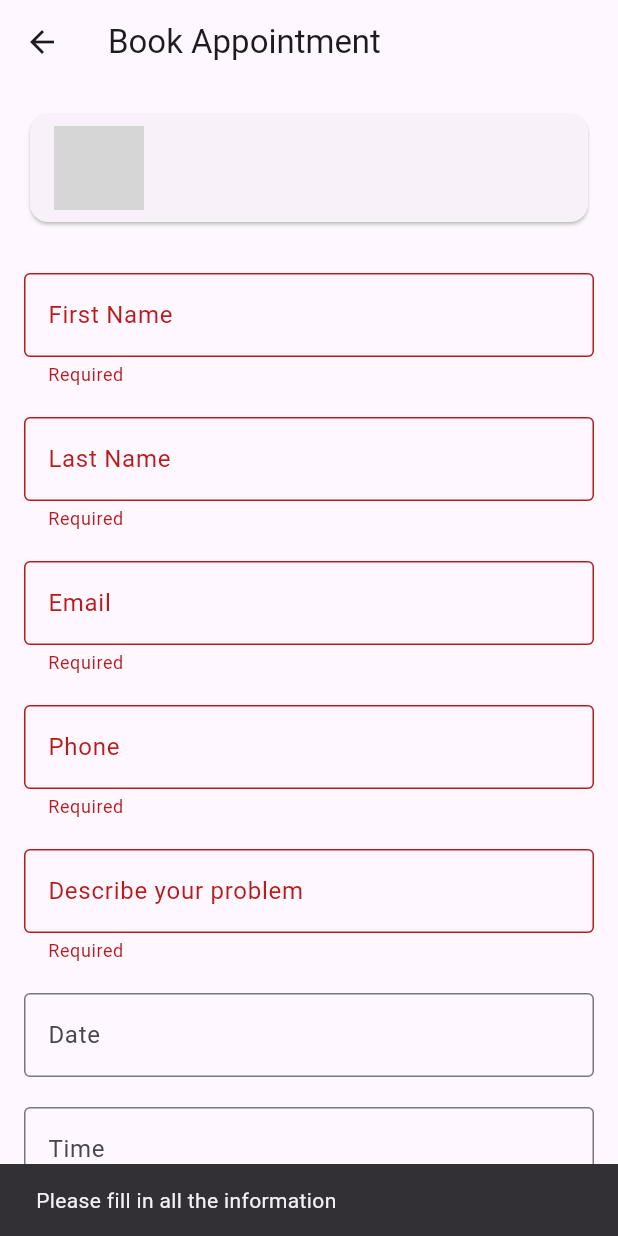
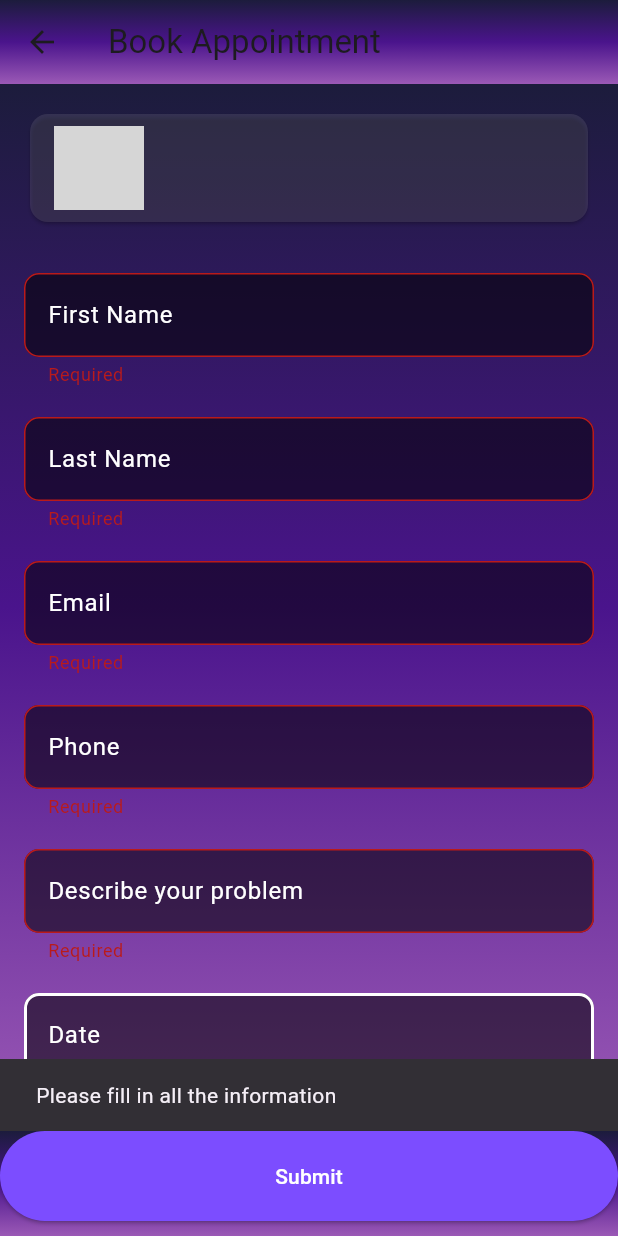
Before and after one commit to LOO31/TEST_MAE_NIGHTHAVEN, a Flutter app: the BookAppointmentPage screen opened directly with empty values, after a tap on "Submit", on a phone screen of 412 x 824 dp. Run offline on Flutter 3.47's test engine with Material 3 defaults, Android fonts, the phone set to English and light mode, and no system bars; our stand-ins replace audioplayers, cloud_firestore, firebase_auth, firebase_core, fluttertoast, google_fonts and 2 more; missing offline and left inert: bcrypt; accounts and stored records are empty; grey boxes are pictures that could not be loaded.

Commit message:
update book appointment.dart
done

```diff
--- a/lib/user/book_appointment.dart
+++ b/lib/user/book_appointment.dart
@@ -57,6 +57,112 @@ class _BookAppointmentPageState extends State<BookAppointmentPage> {
     }
   }
 
+  Future<String> _getCustomUid() async {
+    User? user = FirebaseAuth.instance.currentUser;
+    if (user == null) throw Exception("User not logged in");
+
+    try {
+      QuerySnapshot query = await FirebaseFirestore.instance
+          .collection("users")
+          .where("auth_uid", isEqualTo: user.uid)
+          .limit(1)
+          .get();
+
+      if (query.docs.isNotEmpty) {
+        return query.docs.first.id; // Get customUserId (u1, u2, etc.)
+      } else {
+        throw Exception("Custom ID not found for user.");
+      }
+    } catch (e) {
+      throw Exception("Error fetching custom UID: $e");
+    }
+  }
+
+  Future<void> _submitAppointment() async {
+    if (!_formKey.currentState!.validate()) {
+      ScaffoldMessenger.of(context).showSnackBar(
+        const SnackBar(content: Text("Please fill in all the information")),
+      );
+      return;
+    }
+
+    if (selectedDate == null) {
+      ScaffoldMessenger.of(context).showSnackBar(
+        const SnackBar(content: Text("Please select a date")),
+      );
+      return;
+    }
+
+    if (selectedTime == null) {
+      ScaffoldMessenger.of(context).showSnackBar(
+        const SnackBar(content: Text("Please select a time")),
+      );
+      return;
+    }
+
+    try {
+      User? currentUser = FirebaseAuth.instance.currentUser;
+      if (currentUser == null) {
+        ScaffoldMessenger.of(context).showSnackBar(
+          const SnackBar(content: Text("User not logged in!")),
+        );
+        return;
+      }
+
+      // 获取用户的 Custom UID（例如 u1, u2）
+      String customUid = await _getCustomUid();
+
+      // 格式化日期和时间
+      String formattedDate = DateFormat('yyyy-MM-dd').format(selectedDate!);
+      String formattedTime =
+          "${selectedTime!.hour}:${selectedTime!.minute.toString().padLeft(2, '0')}";
+
+      // 生成唯一的预约 ID
+      String appointmentId = "${formattedDate}_$formattedTime";
+
+      // Firestore 预约文档路径
+      DocumentReference appointmentRef = FirebaseFirestore.instance
+          .collection("appointments")
+          .doc(customUid) // 用户 ID（确保 Firestore 允许此路径）
+          .collection("user_appointments")
+          .doc(appointmentId);
+
+      // 检查是否已有相同的预约
+      var snapshot = await appointmentRef.get();
+      if (snapshot.exists) {
+        ScaffoldMessenger.of(context).showSnackBar(
+          const SnackBar(content: Text("This time is not available")),
+        );
+        return;
+      }
+
+      // 存储预约信息到 Firestore
+      await appointmentRef.set({
+        "userId": customUid, // 使用 u1, u2 等
+        "authUid": currentUser.uid, // Firebase Auth UID
+        "doctorId": widget.doctor.id, // 医生 ID
+        "date": formattedDate, // 日期
+        "time": formattedTime, // 时间
+        "firstName": _firstNameController.text.trim(),
+        "lastName": _lastNameController.text.trim(),
+        "email": _emailController.text.trim(),
+        "phone": _phoneController.text.trim(),
+        "problem": _problemController.text.trim(),
+        "timestamp": FieldValue.serverTimestamp(),
+      });
+
+      print("Appointment saved successfully!");
+
+      // 成功后弹出对话框
+      _showDialog("Appointment booked successfully");
+    } catch (e) {
+      print("Error booking appointment: ${e.toString()}");
+      ScaffoldMessenger.of(context).showSnackBar(
+        SnackBar(content: Text("Error: ${e.toString()}")),
+      );
+    }
+  }
+
   void _showDialog(String message) {
     showDialog(
       context: context,
@@ -83,195 +189,134 @@ class _BookAppointmentPageState extends State<BookAppointmentPage> {
     );
   }
 
-  // Future<void> _submitAppointment() async {
-  //   if (!_formKey.currentState!.validate()) {
-  //     ScaffoldMessenger.of(context).showSnackBar(
-  //       SnackBar(content: Text("pls fill in all the information")),
-  //     );
-  //     return;
-  //   }
-  //   if (selectedDate == null) {
-  //     ScaffoldMessenger.of(context).showSnackBar(
-  //       SnackBar(content: Text("pls select date")),
-  //     );
-  //     return;
-  //   }
-  //   if (selectedTime == null) {
-  //     ScaffoldMessenger.of(context).showSnackBar(
-  //       SnackBar(content: Text("pls select time")),
-  //     );
-  //     return;
-  //   }
+  // @override
+  // Widget build(BuildContext context) {
+  //   return Scaffold(
+  //     appBar: AppBar(
+  //       title: Text("Book Appointment"),
+  //       flexibleSpace: Container(
+  //         decoration: BoxDecoration(
+  //           gradient: LinearGradient(
+  //             colors: [Color(0xFF1C1C3C), Color(0xFF4A148C), Color(0xFF9B59B6)],
+  //             begin: Alignment.topCenter,
+  //             end: Alignment.bottomCenter,
+  //           ),
+  //         ),
+  //       ),
+  //     ),
+  //     body: Container(
+  //       decoration: BoxDecoration(
+  //         gradient: LinearGradient(
+  //           colors: [Color(0xFF1C1C3C), Color(0xFF4A148C), Color(0xFF9B59B6)],
+  //           begin: Alignment.topCenter,
+  //           end: Alignment.bottomCenter,
+  //         ),
+  //       ),
+  //       child: SingleChildScrollView(
+  //         padding: EdgeInsets.all(16.0),
+  //         child: Column(
+  //           crossAxisAlignment: CrossAxisAlignment.start,
+  //           children: [
+  //             Card(
+  //               color: Colors.white.withOpacity(0.1), // Slight transparency
+  //               child: ListTile(
+  //                 leading: CircleAvatar(
+  //                   radius: 30,
+  //                   backgroundImage: widget.doctor.image.isNotEmpty
+  //                       ? NetworkImage(widget.doctor.image)
+  //                       : AssetImage("assets/images/default.jpg")
+  //                           as ImageProvider,
+  //                 ),
+  //                 title: Text(
+  //                   widget.doctor.name,
+  //                   style: TextStyle(color: Colors.white), // White text
+  //                 ),
+  //                 subtitle: Text(
+  //                   widget.doctor.email,
+  //                   style: TextStyle(color: Colors.white70), // Light white text
+  //                 ),
+  //               ),
+  //             ),
+  //             SizedBox(height: 20),
+  //             Form(
+  //               key: _formKey,
+  //               child: Column(
+  //                 children: [
+  //                   _buildTextField(_firstNameController, "First Name"),
+  //                   _buildTextField(_lastNameController, "Last Name"),
+  //                   _buildTextField(_emailController, "Email"),
+  //                   _buildTextField(_phoneController, "Phone"),
+  //                   _buildTextField(
+  //                       _problemController, "Describe your problem"),
+  //                   _buildDateField(),
+  //                   _buildTimeField(),
+  //                   SizedBox(height: 24),
+  //                 ],
+  //               ),
+  //             ),
+  //           ],
+  //         ),
+  //       ),
+  //     ),
 
-  //   String userId = FirebaseAuth.instance.currentUser!.uid;
-  //   String formattedTime = selectedTime!.format(context);
-  //   String appointmentId = "${_dateController.text}_$formattedTime";
-
-  //   DocumentReference appointmentRef = FirebaseFirestore.instance
-  //       .collection("appointments")
-  //       .doc(userId) // 用户ID作为document
-  //       .collection("user_appointments") // 预约集合
-  //       .doc(appointmentId); // 预约ID
-
-  //   // 查询该用户是否已在该时间预约了其他医生
-  //   var snapshot = await appointmentRef.get();
-  //   if (snapshot.exists) {
-  //     ScaffoldMessenger.of(context).showSnackBar(
-  //       SnackBar(content: Text("this time is not available")),
-  //     );
-  //     return;
-  //   }
-
-  //   // 预约存储
-  //   await appointmentRef.set({
-  //     "userId": userId,
-  //     "doctorId": widget.doctor.id,
-  //     "date": _dateController.text,
-  //     "time": formattedTime,
-  //     "firstName": _firstNameController.text,
-  //     "lastName": _lastNameController.text,
-  //     "email": _emailController.text,
-  //     "phone": _phoneController.text,
-  //     "problem": _problemController.text,
-  //   });
-
-  //   print(
-  //       "Appointment saved under: appointments/$userId/user_appointments/$appointmentId");
-
-  //   _showDialog("Appointment booked successfully");
+  //     /// bottomNavigationBar
+  //     bottomNavigationBar: Container(
+  //       padding: EdgeInsets.all(16),
+  //       decoration: BoxDecoration(
+  //         gradient: LinearGradient(
+  //           colors: [Color(0xFF1C1C3C), Color(0xFF4A148C), Color(0xFF9B59B6)],
+  //           begin: Alignment.topCenter,
+  //           end: Alignment.bottomCenter,
+  //         ),
+  //       ),
+  //       child: ElevatedButton(
+  //         onPressed: _submitAppointment,
+  //         style: ElevatedButton.styleFrom(
+  //           backgroundColor: Colors.deepPurpleAccent, // 'submit'button color
+  //           foregroundColor: Colors.white, // text color
+  //           minimumSize: Size(double.infinity, 50),
+  //         ),
+  //         child: Text("Submit"),
+  //       ),
+  //     ),
+  //   );
   // }
-
-  Future<void> _submitAppointment() async {
-    if (!_formKey.currentState!.validate()) {
-      ScaffoldMessenger.of(context).showSnackBar(
-        SnackBar(content: Text("Please fill in all the information")),
-      );
-      return;
-    }
-    if (selectedDate == null || selectedTime == null) {
-      ScaffoldMessenger.of(context).showSnackBar(
-        SnackBar(content: Text("Please select both date and time")),
-      );
-      return;
-    }
-
-    User? currentUser = _auth.currentUser;
-    if (currentUser == null) {
-      ScaffoldMessenger.of(context).showSnackBar(
-        SnackBar(content: Text("User not logged in!")),
-      );
-      return;
-    }
-
-    String userId = currentUser.uid;
-
-    String formattedDate = DateFormat('yyyy-MM-dd').format(selectedDate!);
-    String formattedTime =
-        "${selectedTime!.hour}:${selectedTime!.minute.toString().padLeft(2, '0')}";
-
-    Map<String, dynamic> appointmentData = {
-      "userId": userId,
-      "doctorId": widget.doctor.id,
-      "firstName": _firstNameController.text.trim(),
-      "lastName": _lastNameController.text.trim(),
-      "email": _emailController.text.trim(),
-      "phone": _phoneController.text.trim(),
-      "problem": _problemController.text.trim(),
-      "date": formattedDate,
-      "time": formattedTime,
-      "timestamp": FieldValue.serverTimestamp(),
-    };
-
-    try {
-      await _firestore
-          .collection("users")
-          .doc(userId)
-          .collection("appointments")
-          .doc("$formattedDate-$formattedTime")
-          .set(appointmentData);
-
-      print("Appointment saved successfully: $appointmentData");
-
-      _showDialog("Appointment booked successfully");
-    } catch (e) {
-      print("Error saving appointment: $e");
-      ScaffoldMessenger.of(context).showSnackBar(
-        SnackBar(content: Text("Failed to save appointment!")),
-      );
-    }
-  }
-
-  // Future<void> _submitAppointment() async {
-  //   if (!_formKey.currentState!.validate()) {
-  //     ScaffoldMessenger.of(context).showSnackBar(
-  //       SnackBar(content: Text("Please fill in all the information")),
-  //     );
-  //     return;
-  //   }
-  //   if (selectedDate == null) {
-  //     ScaffoldMessenger.of(context).showSnackBar(
-  //       SnackBar(content: Text("Please select a date")),
-  //     );
-  //     return;
-  //   }
-  //   if (selectedTime == null) {
-  //     ScaffoldMessenger.of(context).showSnackBar(
-  //       SnackBar(content: Text("Please select a time")),
-  //     );
-  //     return;
-  //   }
-
-  //   String userId = FirebaseAuth.instance.currentUser!.uid;
-  //   String formattedTime = "${selectedTime!.hour}:${selectedTime!.minute}";
-  //   String appointmentId =
-  //       "${_dateController.text}_$formattedTime"; // Unique appointment ID
-
-  //   // Correct Firestore DocumentReference
-  //   DocumentReference appointmentRef = FirebaseFirestore.instance
-  //       .collection("appointments") // Top-level collection
-  //       .doc(userId) // User document
-  //       .collection("appointments") // Subcollection for appointments
-  //       .doc(appointmentId); // Appointment document
-
-  //   // Check if the appointment already exists
-  //   var snapshot = await appointmentRef.get();
-  //   if (snapshot.exists) {
-  //     ScaffoldMessenger.of(context).showSnackBar(
-  //       SnackBar(content: Text("This time is not available")),
-  //     );
-  //     return;
-  //   }
-
-  //   // Save the appointment to Firestore
-  //   await appointmentRef.set({
-  //     "userId": userId,
-  //     "doctorId": widget.doctor.id,
-  //     "date": _dateController.text,
-  //     "time": formattedTime,
-  //     "firstName": _firstNameController.text,
-  //     "lastName": _lastNameController.text,
-  //     "email": _emailController.text,
-  //     "phone": _phoneController.text,
-  //     "problem": _problemController.text,
-  //   }).then((_) {
-  //     _showDialog("Appointment booked successfully");
-  //   }).catchError((error) {
-  //     ScaffoldMessenger.of(context).showSnackBar(
-  //       SnackBar(content: Text("Failed to book appointment: $error")),
-  //     );
-  //   });
-  // }
-
   @override
   Widget build(BuildContext context) {
     return Scaffold(
-      appBar: AppBar(title: Text("Book Appointment")),
-      body: SingleChildScrollView(
+      backgroundColor: Color(0xFF1C1C3C), // 统一背景色，避免白色区域
+      appBar: AppBar(
+        title: Text("Book Appointment"),
+        flexibleSpace: Container(
+          decoration: BoxDecoration(
+            gradient: LinearGradient(
+              colors: [Color(0xFF1C1C3C), Color(0xFF4A148C), Color(0xFF9B59B6)],
+              begin: Alignment.topCenter,
+              end: Alignment.bottomCenter,
+            ),
+          ),
+        ),
+      ),
+      body: Container(
+        decoration: BoxDecoration(
+          gradient: LinearGradient(
+            colors: [Color(0xFF1C1C3C), Color(0xFF4A148C), Color(0xFF9B59B6)],
+            begin: Alignment.topCenter,
+            end: Alignment.bottomCenter,
+          ),
+        ),
+        child: Column(
+          children: [
+            Expanded(
+              // 让 Column 自动填充剩余空间
+              child: SingleChildScrollView(
                 padding: EdgeInsets.all(16.0),
                 child: Column(
                   crossAxisAlignment: CrossAxisAlignment.start,
                   children: [
                     Card(
+                      color:
+                          Colors.white.withOpacity(0.1), // Slight transparency
                       child: ListTile(
                         leading: CircleAvatar(
                           radius: 30,
@@ -280,8 +325,15 @@ class _BookAppointmentPageState extends State<BookAppointmentPage> {
                               : AssetImage("assets/images/default.jpg")
                                   as ImageProvider,
                         ),
-                title: Text(widget.doctor.name),
-                subtitle: Text(widget.doctor.email),
+                        title: Text(
+                          widget.doctor.name,
+                          style: TextStyle(color: Colors.white), // White text
+                        ),
+                        subtitle: Text(
+                          widget.doctor.email,
+                          style: TextStyle(
+                              color: Colors.white70), // Light white text
+                        ),
                       ),
                     ),
                     SizedBox(height: 20),
@@ -293,21 +345,46 @@ class _BookAppointmentPageState extends State<BookAppointmentPage> {
                           _buildTextField(_lastNameController, "Last Name"),
                           _buildTextField(_emailController, "Email"),
                           _buildTextField(_phoneController, "Phone"),
-                  _buildTextField(_problemController, "Describe your problem"),
+                          _buildTextField(
+                              _problemController, "Describe your problem"),
                           _buildDateField(),
                           _buildTimeField(),
                           SizedBox(height: 24),
-                  ElevatedButton(
+                        ],
+                      ),
+                    ),
+                  ],
+                ),
+              ),
+            ),
+          ],
+        ),
+      ),
+
+      /// bottomNavigationBar
+      bottomNavigationBar: Container(
+        height: 70, // 确保 Container 占满底部
+        decoration: BoxDecoration(
+          gradient: LinearGradient(
+            colors: [Color(0xFF1C1C3C), Color(0xFF4A148C), Color(0xFF9B59B6)],
+            begin: Alignment.topCenter,
+            end: Alignment.bottomCenter,
+          ),
+        ),
+        child: SafeArea(
+          // 让按钮不会因为底部导航栏被挤压
+          child: Padding(
+            padding: EdgeInsets.only(bottom: 10), // 适当调整底部间距
+            child: ElevatedButton(
               onPressed: _submitAppointment,
               style: ElevatedButton.styleFrom(
+                backgroundColor: Colors.deepPurpleAccent, // 'Submit' 按钮颜色
+                foregroundColor: Colors.white, // 文字颜色
                 minimumSize: Size(double.infinity, 50),
               ),
               child: Text("Submit"),
             ),
-                ],
           ),
-            ),
-          ],
         ),
       ),
     );
@@ -318,9 +395,28 @@ class _BookAppointmentPageState extends State<BookAppointmentPage> {
       padding: const EdgeInsets.symmetric(vertical: 10),
       child: TextFormField(
         controller: controller,
+        style: TextStyle(color: Colors.white), // White text
         decoration: InputDecoration(
           labelText: label,
-          border: OutlineInputBorder(),
+          labelStyle: TextStyle(color: Colors.white), // White label text
+          filled: true,
+          fillColor: Colors.black54, // **Dark semi-transparent background**
+          border: OutlineInputBorder(
+            borderRadius: BorderRadius.circular(10),
+            borderSide:
+                BorderSide(color: Colors.white, width: 2), // **White border**
+          ),
+          enabledBorder: OutlineInputBorder(
+            borderRadius: BorderRadius.circular(10),
+            borderSide:
+                BorderSide(color: Colors.white, width: 2), // **White border**
+          ),
+          focusedBorder: OutlineInputBorder(
+            borderRadius: BorderRadius.circular(10),
+            borderSide: BorderSide(
+                color: Colors.white,
+                width: 2.5), // **Thicker white border when focused**
+          ),
         ),
         validator: (value) => value!.isEmpty ? "Required" : null,
       ),
@@ -332,27 +428,58 @@ class _BookAppointmentPageState extends State<BookAppointmentPage> {
       padding: const EdgeInsets.symmetric(vertical: 10),
       child: TextFormField(
         controller: _dateController,
+        style: TextStyle(color: Colors.white),
         decoration: InputDecoration(
           labelText: "Date",
-          border: OutlineInputBorder(),
+          labelStyle: TextStyle(color: Colors.white),
+          filled: true,
+          fillColor: Colors.black54,
+          border: OutlineInputBorder(
+            borderRadius: BorderRadius.circular(10),
+            borderSide: BorderSide(color: Colors.white, width: 2),
+          ),
+          enabledBorder: OutlineInputBorder(
+            borderRadius: BorderRadius.circular(10),
+            borderSide: BorderSide(color: Colors.white, width: 2),
+          ),
+          focusedBorder: OutlineInputBorder(
+            borderRadius: BorderRadius.circular(10),
+            borderSide: BorderSide(color: Colors.white, width: 2.5),
+          ),
         ),
         readOnly: true,
-        onTap: _selectDate,
+        onTap: () {}, // Replace with _selectDate
       ),
     );
   }
 
+  /// **Time Selection Field**
   Widget _buildTimeField() {
     return Padding(
       padding: const EdgeInsets.symmetric(vertical: 10),
       child: TextFormField(
         controller: _timeController,
+        style: TextStyle(color: Colors.white),
         decoration: InputDecoration(
           labelText: "Time",
-          border: OutlineInputBorder(),
+          labelStyle: TextStyle(color: Colors.white),
+          filled: true,
+          fillColor: Colors.black54,
+          border: OutlineInputBorder(
+            borderRadius: BorderRadius.circular(10),
+            borderSide: BorderSide(color: Colors.white, width: 2),
+          ),
+          enabledBorder: OutlineInputBorder(
+            borderRadius: BorderRadius.circular(10),
+            borderSide: BorderSide(color: Colors.white, width: 2),
+          ),
+          focusedBorder: OutlineInputBorder(
+            borderRadius: BorderRadius.circular(10),
+            borderSide: BorderSide(color: Colors.white, width: 2.5),
+          ),
         ),
         readOnly: true,
-        onTap: _selectTime,
+        onTap: () {}, // Replace with _selectTime
       ),
     );
   }
```
Lines whose indentation alone changed are shown as unchanged.
